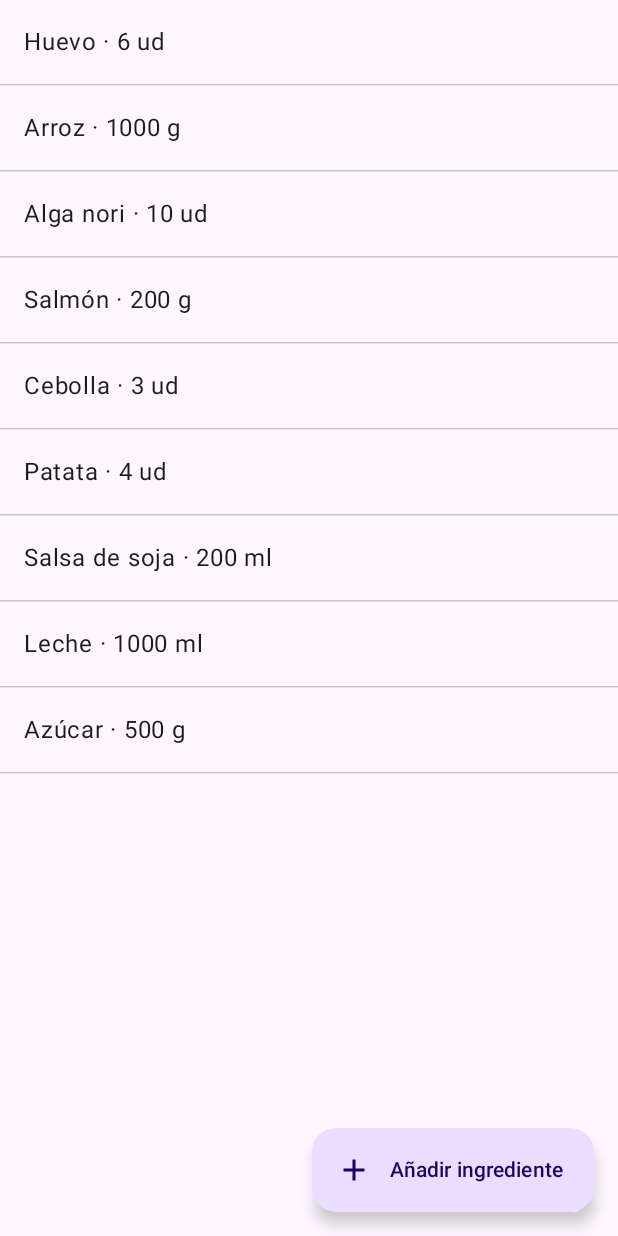
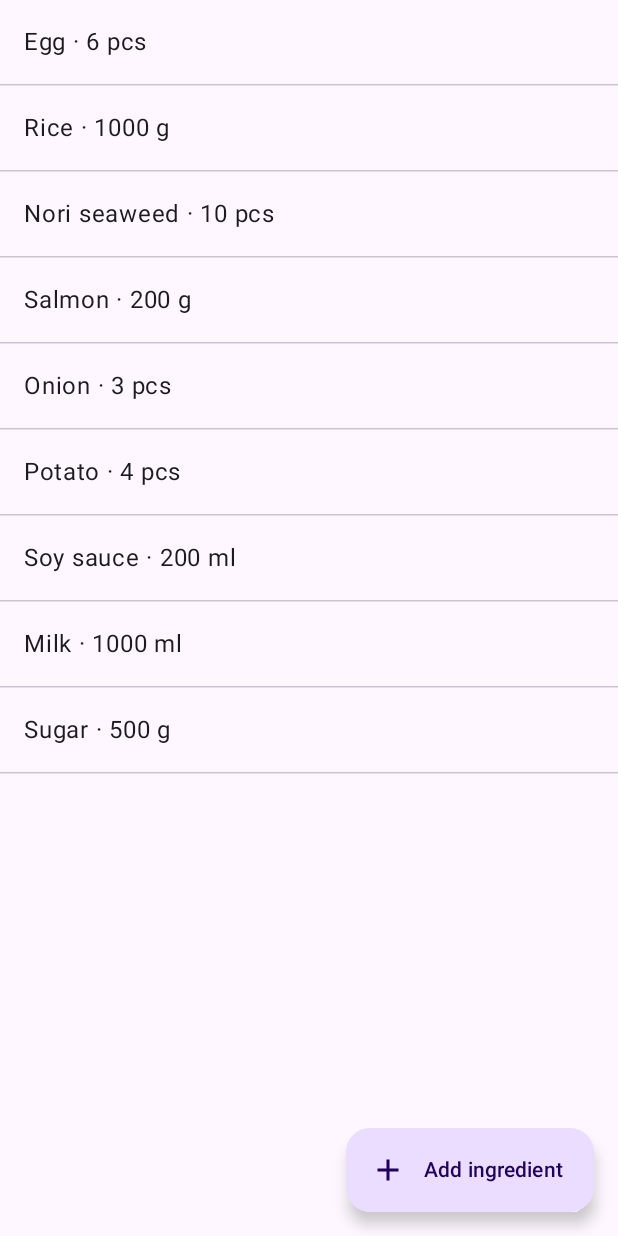
Before and after one commit to gemasr/sanjis_galley, an Android app built with Jetpack Compose: the composable PantryRoute shown on its own in the app's theme, on a phone screen of 412 x 824 dp. Run offline under Robolectric (Android 15) with nearby library versions, the phone set to English and light mode, and no system bars; 4 statements that could not run were skipped.

Commit message:
Switch the app texts and sample data to English
Co-Authored-By: Claude Sonnet 5.5 <noreply@anthropic.com>

```diff
--- a/app/src/main/kotlin/com/example/sanjisgalley/data/SampleData.kt
+++ b/app/src/main/kotlin/com/example/sanjisgalley/data/SampleData.kt
@@ -10,21 +10,21 @@ import com.example.sanjisgalley.domain.model.RecipeIngredient
 
 /** Sample data from SPEC.md. */
 object SampleData {
-  private val egg = Ingredient("egg", "Huevo", UNITS)
-  private val rice = Ingredient("rice", "Arroz", GRAMS)
-  private val nori = Ingredient("nori", "Alga nori", UNITS)
-  private val salmon = Ingredient("salmon", "Salmón", GRAMS)
-  private val chicken = Ingredient("chicken", "Pollo", GRAMS)
-  private val pork = Ingredient("pork", "Cerdo", GRAMS)
-  private val onion = Ingredient("onion", "Cebolla", UNITS)
-  private val carrot = Ingredient("carrot", "Zanahoria", UNITS)
-  private val potato = Ingredient("potato", "Patata", UNITS)
-  private val soy = Ingredient("soy", "Salsa de soja", MILLILITERS)
-  private val noodles = Ingredient("noodles", "Fideos de trigo", GRAMS)
-  private val stock = Ingredient("stock", "Caldo de pescado", MILLILITERS)
-  private val milk = Ingredient("milk", "Leche", MILLILITERS)
-  private val cream = Ingredient("cream", "Nata", MILLILITERS)
-  private val sugar = Ingredient("sugar", "Azúcar", GRAMS)
+  private val egg = Ingredient("egg", "Egg", UNITS)
+  private val rice = Ingredient("rice", "Rice", GRAMS)
+  private val nori = Ingredient("nori", "Nori seaweed", UNITS)
+  private val salmon = Ingredient("salmon", "Salmon", GRAMS)
+  private val chicken = Ingredient("chicken", "Chicken", GRAMS)
+  private val pork = Ingredient("pork", "Pork", GRAMS)
+  private val onion = Ingredient("onion", "Onion", UNITS)
+  private val carrot = Ingredient("carrot", "Carrot", UNITS)
+  private val potato = Ingredient("potato", "Potato", UNITS)
+  private val soy = Ingredient("soy", "Soy sauce", MILLILITERS)
+  private val noodles = Ingredient("noodles", "Wheat noodles", GRAMS)
+  private val stock = Ingredient("stock", "Fish stock", MILLILITERS)
+  private val milk = Ingredient("milk", "Milk", MILLILITERS)
+  private val cream = Ingredient("cream", "Cream", MILLILITERS)
+  private val sugar = Ingredient("sugar", "Sugar", GRAMS)
 
   val ingredients: List<Ingredient> =
     listOf(egg, rice, nori, salmon, chicken, pork, onion, carrot, potato, soy, noodles, stock, milk, cream, sugar)
@@ -46,46 +46,46 @@ object SampleData {
     listOf(
       Recipe(
         id = "onigiri",
-        name = "Onigiri de salmón de Sanji",
-        description = "Bolas de arroz rellenas de salmón, perfectas para el camino.",
+        name = "Sanji's Salmon Onigiri",
+        description = "Rice balls stuffed with salmon, perfect for the road.",
         ingredients = listOf(RecipeIngredient(rice, 300), RecipeIngredient(salmon, 150), RecipeIngredient(nori, 3)),
         steps =
           listOf(
-            "Cuece el arroz y deja que se temple.",
-            "Dora el salmón en la sartén y desmenúzalo.",
-            "Forma las bolas de arroz con un poco de salmón en el centro.",
-            "Envuélvelas con el alga nori.",
+            "Cook the rice and let it cool slightly.",
+            "Pan-sear the salmon and flake it.",
+            "Shape the rice balls with a little salmon in the center.",
+            "Wrap them with the nori seaweed.",
           ),
       ),
       Recipe(
         id = "tortilla",
-        name = "Tortilla del Going Merry",
-        description = "Tortilla jugosa de patata y cebolla.",
+        name = "Going Merry Potato Omelette",
+        description = "Juicy omelette with potato and onion.",
         ingredients = listOf(RecipeIngredient(egg, 4), RecipeIngredient(potato, 2), RecipeIngredient(onion, 1)),
         steps =
           listOf(
-            "Pela la patata y la cebolla y córtalas en láminas finas.",
-            "Pocha la patata y la cebolla a fuego lento.",
-            "Bate los huevos y mézclalos con las patatas.",
-            "Cuaja la tortilla por los dos lados.",
+            "Peel the potato and onion and slice them thinly.",
+            "Slowly poach the potato and onion over low heat.",
+            "Beat the eggs and mix them with the potatoes.",
+            "Set the omelette on both sides.",
           ),
       ),
       Recipe(
         id = "luffy-meat",
-        name = "Carne a lo grande de Luffy",
-        description = "Pollo glaseado en abundancia, como le gusta al capitán.",
+        name = "Luffy's Giant Meat",
+        description = "Glazed chicken in abundance, just how the captain likes it.",
         ingredients = listOf(RecipeIngredient(chicken, 500), RecipeIngredient(soy, 50), RecipeIngredient(onion, 1)),
         steps =
           listOf(
-            "Marina el pollo con la salsa de soja.",
-            "Dora el pollo con la cebolla picada.",
-            "Cocina a fuego medio hasta que quede glaseado.",
+            "Marinate the chicken with the soy sauce.",
+            "Brown the chicken with the chopped onion.",
+            "Cook over medium heat until glazed.",
           ),
       ),
       Recipe(
         id = "ramen",
-        name = "Ramen del Baratie",
-        description = "Ramen con caldo de pescado y huevo.",
+        name = "Baratie Ramen",
+        description = "Ramen with fish stock and egg.",
         ingredients =
           listOf(
             RecipeIngredient(noodles, 200),
@@ -96,16 +96,16 @@ object SampleData {
           ),
         steps =
           listOf(
-            "Calienta el caldo con la salsa de soja.",
-            "Cuece los fideos aparte y escúrrelos.",
-            "Hierve los huevos 7 minutos y pélalos.",
-            "Monta el bol con los fideos, el caldo, el huevo y la cebolla picada.",
+            "Heat the stock with the soy sauce.",
+            "Cook the noodles separately and drain them.",
+            "Boil the eggs for 7 minutes and peel them.",
+            "Assemble the bowl with noodles, stock, egg and chopped onion.",
           ),
       ),
       Recipe(
         id = "stew",
-        name = "Guiso del Thousand Sunny",
-        description = "Guiso de cerdo, patata y zanahoria para toda la tripulación.",
+        name = "Thousand Sunny Stew",
+        description = "Pork, potato and carrot stew for the whole crew.",
         ingredients =
           listOf(
             RecipeIngredient(pork, 400),
@@ -116,16 +116,16 @@ object SampleData {
           ),
         steps =
           listOf(
-            "Dora el cerdo picado con la cebolla.",
-            "Añade la patata y la zanahoria en dados.",
-            "Cubre con el caldo de pescado.",
-            "Cocina a fuego lento hasta que todo esté tierno.",
+            "Brown the chopped pork with the onion.",
+            "Add the diced potato and carrot.",
+            "Cover with the fish stock.",
+            "Simmer until everything is tender.",
           ),
       ),
       Recipe(
         id = "mellorine",
-        name = "Mellorine para Nami y Robin",
-        description = "Helado cremoso, servido con una pose de Sanji.",
+        name = "Mellorine for Nami and Robin",
+        description = "Creamy ice cream, served with a Sanji pose.",
         ingredients =
           listOf(
             RecipeIngredient(milk, 500),
@@ -135,10 +135,10 @@ object SampleData {
           ),
         steps =
           listOf(
-            "Calienta la leche con la nata sin que llegue a hervir.",
-            "Bate las yemas con el azúcar y mézclalas con la leche caliente.",
-            "Cocina removiendo hasta que espese y deja enfriar.",
-            "Congela, removiendo cada 30 minutos.",
+            "Heat the milk with the cream without letting it boil.",
+            "Beat the yolks with the sugar and mix them into the hot milk.",
+            "Cook, stirring, until thickened, then let it cool.",
+            "Freeze, stirring every 30 minutes.",
           ),
       ),
     )
--- a/app/src/main/kotlin/com/example/sanjisgalley/domain/model/Ingredient.kt
+++ b/app/src/main/kotlin/com/example/sanjisgalley/domain/model/Ingredient.kt
@@ -3,7 +3,7 @@ package com.example.sanjisgalley.domain.model
 enum class MeasureUnit(val symbol: String) {
   GRAMS("g"),
   MILLILITERS("ml"),
-  UNITS("ud"),
+  UNITS("pcs"),
 }
 
 data class Ingredient(
--- a/app/src/main/res/values/strings.xml
+++ b/app/src/main/res/values/strings.xml
@@ -1,24 +1,24 @@
 <resources>
     <string name="app_name">SanjisGalley</string>
-    <string name="nav_pantry">Despensa</string>
-    <string name="nav_recipes">Recetas</string>
-    <string name="nav_shopping">Compra</string>
-    <string name="pantry_add_ingredient">Añadir ingrediente</string>
-    <string name="pantry_empty">La despensa está vacía</string>
-    <string name="save">Guardar</string>
-    <string name="label_ingredient">Ingrediente</string>
-    <string name="label_quantity">Cantidad</string>
+    <string name="nav_pantry">Pantry</string>
+    <string name="nav_recipes">Recipes</string>
+    <string name="nav_shopping">Shopping</string>
+    <string name="pantry_add_ingredient">Add ingredient</string>
+    <string name="pantry_empty">The pantry is empty</string>
+    <string name="save">Save</string>
+    <string name="label_ingredient">Ingredient</string>
+    <string name="label_quantity">Quantity</string>
     <string name="quantity_format">%1$s · %2$d %3$s</string>
-    <string name="ingredient_missing_format">%1$s · %2$d %3$s (faltan %4$d %3$s)</string>
-    <string name="recipe_available">Disponible</string>
-    <string name="recipe_ingredients">Ingredientes</string>
-    <string name="recipe_steps">Pasos</string>
-    <string name="back">Volver</string>
+    <string name="ingredient_missing_format">%1$s · %2$d %3$s (missing %4$d %3$s)</string>
+    <string name="recipe_available">Available</string>
+    <string name="recipe_ingredients">Ingredients</string>
+    <string name="recipe_steps">Steps</string>
+    <string name="back">Back</string>
     <plurals name="recipe_missing_count">
-        <item quantity="one">Falta %d ingrediente</item>
-        <item quantity="other">Faltan %d ingredientes</item>
+        <item quantity="one">Missing %d ingredient</item>
+        <item quantity="other">Missing %d ingredients</item>
     </plurals>
-    <string name="recipe_add_missing">Añadir faltantes a la compra</string>
-    <string name="shopping_added_notice">Añadido a la lista de la compra</string>
-    <string name="shopping_empty">No hay nada que comprar</string>
+    <string name="recipe_add_missing">Add missing to shopping list</string>
+    <string name="shopping_added_notice">Added to the shopping list</string>
+    <string name="shopping_empty">Nothing to buy</string>
 </resources>
```
Also changed, not shown: 1 other file.
